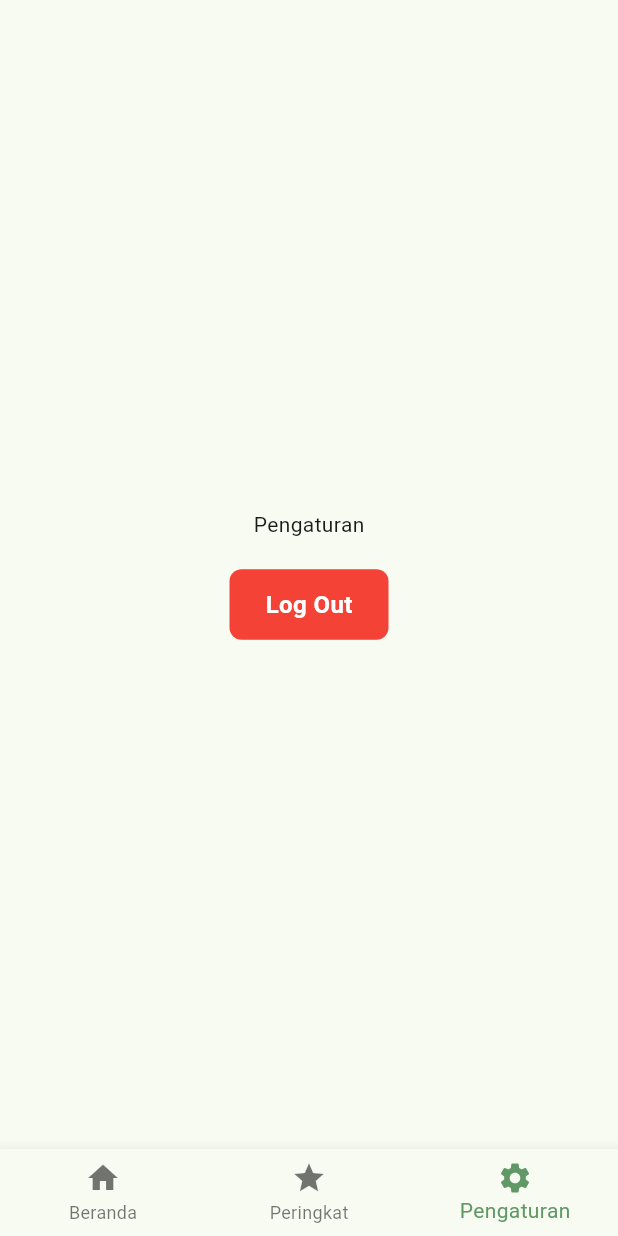
After one commit to rezamiaw/aplikasi_aksun, a Flutter app: the BottomNavBar screen opened directly, item 3 of the bottom bar chosen, on a phone screen of 412 x 824 dp. The commit adds this screen. Run offline on Flutter 3.47's test engine with Material 3 defaults, Android fonts, the phone set to English and light mode, and no system bars; our stand-ins replace firebase_auth, firebase_core, flutter_svg; accounts and stored records are empty.

Commit message:
Menambahkan navbar dan routing page

```diff
--- a/lib/main.dart
+++ b/lib/main.dart
@@ -1,7 +1,10 @@
 import 'package:aplikasi_aksun/utils/colors.dart';
 import 'package:aplikasi_aksun/views/homepage.dart';
+import 'package:aplikasi_aksun/views/login.dart';
 import 'package:aplikasi_aksun/views/onboarding.dart';
+import 'package:aplikasi_aksun/views/rank.dart';
 import 'package:aplikasi_aksun/views/register.dart';
+import 'package:aplikasi_aksun/views/settings.dart';
 import 'package:flutter/material.dart';
 import 'package:firebase_core/firebase_core.dart';
 
@@ -23,7 +26,7 @@ class MyApp extends StatelessWidget {
         colorScheme: ColorScheme.fromSeed(seedColor: greenColor),
         useMaterial3: true,
       ),
-      home: const OnBoardingView(),
+      home: const LoginView(),
     );
   }
 }
--- a/lib/views/homepage.dart
+++ b/lib/views/homepage.dart
@@ -3,6 +3,8 @@ import 'package:flutter/material.dart';
 import 'package:flutter_svg/flutter_svg.dart';
 
 class HomePageView extends StatefulWidget {
+  final String nama = "User"; // Set the default name
+
   const HomePageView({super.key});
 
   @override
@@ -66,7 +68,7 @@ class _HomePageViewState extends State<HomePageView> {
                       crossAxisAlignment: CrossAxisAlignment.start,
                       children: [
                         Text(
-                          'Hi, Bahtiar!',
+                          'Hi, ${widget.nama}!',
                           style: TextStyle(
                             fontSize: 24,
                             fontFamily: "InterSemibold",
--- a/lib/views/login.dart
+++ b/lib/views/login.dart
@@ -1,5 +1,6 @@
 import 'package:aplikasi_aksun/utils/colors.dart';
 import 'package:aplikasi_aksun/views/homepage.dart';
+import 'package:aplikasi_aksun/widgets/bottom_nav_bar.dart';
 import 'package:flutter/material.dart';
 import 'register.dart'; // Import the RegisterView
 import 'package:firebase_auth/firebase_auth.dart';
@@ -154,7 +155,7 @@ class _LoginViewState extends State<LoginView> {
                                 Navigator.push(
                                   context,
                                   MaterialPageRoute(
-                                      builder: (context) => HomePageView()),
+                                      builder: (context) => BottomNavBar()),
                                 );
                               } catch (e) {
                                 ScaffoldMessenger.of(context).showSnackBar(
--- a/lib/views/register.dart
+++ b/lib/views/register.dart
@@ -14,6 +14,7 @@ class _RegisterViewState extends State<RegisterView> {
   final _formKey = GlobalKey<FormState>();
   bool isHidePassword = true;
   bool isHideConfirmPassword = true;
+  TextEditingController namaController = TextEditingController();
   TextEditingController emailController =
       TextEditingController(); // Added emailController
   TextEditingController passwordController = TextEditingController();
@@ -66,6 +67,7 @@ class _RegisterViewState extends State<RegisterView> {
                       ),
                       SizedBox(height: 10),
                       TextFormField(
+                        controller: namaController, // Use the namaController
                         decoration: InputDecoration(
                           border: OutlineInputBorder(
                             borderRadius: BorderRadius.circular(10),
--- /dev/null
+++ b/lib/views/settings.dart
@@ -0,0 +1,53 @@
+import 'package:aplikasi_aksun/views/login.dart';
+import 'package:aplikasi_aksun/views/onboarding.dart';
+import 'package:firebase_auth/firebase_auth.dart';
+import 'package:firebase_core/firebase_core.dart';
+import 'package:flutter/material.dart';
+
+class SettingsView extends StatelessWidget {
+  const SettingsView({super.key});
+
+  @override
+  Widget build(BuildContext context) {
+    return Scaffold(
+      body: Center(
+        child: Column(
+          mainAxisAlignment: MainAxisAlignment.center,
+          children: [
+            Text("Pengaturan"),
+            SizedBox(height: 20),
+            GestureDetector(
+              onTap: () {
+                FirebaseAuth.instance.signOut();
+                ScaffoldMessenger.of(context).showSnackBar(
+                  SnackBar(
+                    content: Text('Berhasil keluar'),
+                  ),
+                );
+                Navigator.pushReplacement(
+                  context,
+                  MaterialPageRoute(builder: (context) => LoginView()),
+                );
+              },
+              child: Container(
+                padding: EdgeInsets.symmetric(vertical: 12, horizontal: 24),
+                decoration: BoxDecoration(
+                  color: Colors.red,
+                  borderRadius: BorderRadius.circular(8),
+                ),
+                child: Text(
+                  'Log Out',
+                  style: TextStyle(
+                    color: Colors.white,
+                    fontSize: 16,
+                    fontWeight: FontWeight.bold,
+                  ),
+                ),
+              ),
+            ),
+          ],
+        ),
+      ),
+    );
+  }
+}
--- /dev/null
+++ b/lib/widgets/bottom_nav_bar.dart
@@ -0,0 +1,54 @@
+import 'package:flutter/material.dart';
+import 'package:aplikasi_aksun/views/homepage.dart';
+import 'package:aplikasi_aksun/views/rank.dart';
+import 'package:aplikasi_aksun/views/settings.dart';
+import 'package:aplikasi_aksun/utils/colors.dart';
+
+class BottomNavBar extends StatefulWidget {
+  const BottomNavBar({super.key});
+
+  @override
+  _BottomNavBarState createState() => _BottomNavBarState();
+}
+
+class _BottomNavBarState extends State<BottomNavBar> {
+  int _selectedIndex = 0;
+
+  static List<Widget> _widgetOptions = <Widget>[
+    HomePageView(),
+    RankView(),
+    SettingsView(),
+  ];
+
+  void _onItemTapped(int index) {
+    setState(() {
+      _selectedIndex = index;
+    });
+  }
+
+  @override
+  Widget build(BuildContext context) {
+    return Scaffold(
+      body: _widgetOptions.elementAt(_selectedIndex),
+      bottomNavigationBar: BottomNavigationBar(
+        currentIndex: _selectedIndex,
+        selectedItemColor: greenColor,
+        onTap: _onItemTapped,
+        items: const <BottomNavigationBarItem>[
+          BottomNavigationBarItem(
+            icon: Icon(Icons.home),
+            label: 'Beranda',
+          ),
+          BottomNavigationBarItem(
+            icon: Icon(Icons.star),
+            label: 'Peringkat',
+          ),
+          BottomNavigationBarItem(
+            icon: Icon(Icons.settings),
+            label: 'Pengaturan',
+          ),
+        ],
+      ),
+    );
+  }
+}
```
Also changed, not shown: lib/views/rank.dart (added, +14 -0 lines).
